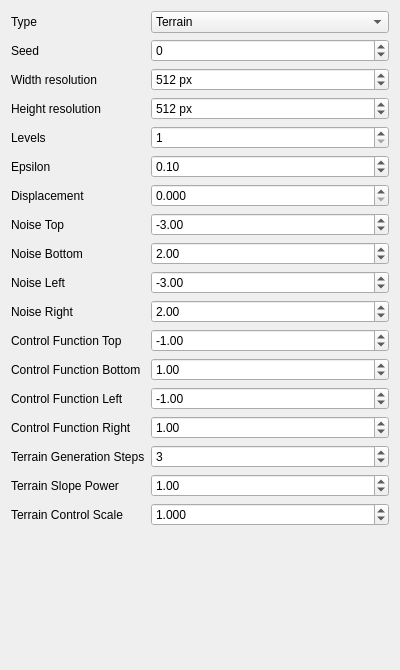
The window that InteractiveDesigner/parameterdock.ui (mgaillard/Noise) describes before a commit, drawn with Qt 5.
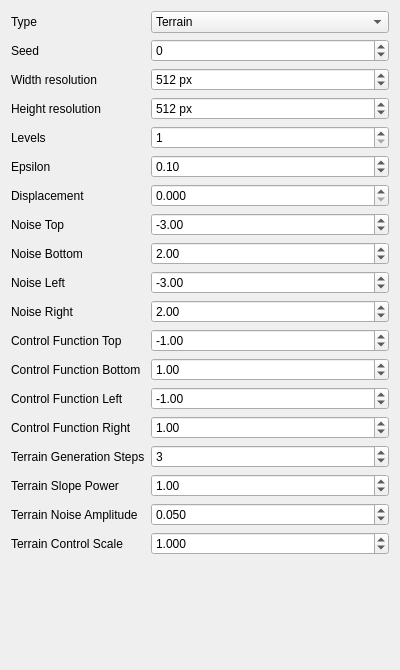
The same window after the commit.

Commit message: Add a Perlin noise parameter

What changed in the file:
```diff
--- a/InteractiveDesigner/parameterdock.ui
+++ b/InteractiveDesigner/parameterdock.ui
@@ -353,14 +353,14 @@
       </property>
      </widget>
     </item>
-    <item row="17" column="0">
+    <item row="18" column="0">
      <widget class="QLabel" name="controlScaleLabel">
       <property name="text">
        <string>Terrain Control Scale</string>
       </property>
      </widget>
     </item>
-    <item row="17" column="1">
+    <item row="18" column="1">
      <widget class="QDoubleSpinBox" name="controlScaleDoubleSpinBox">
       <property name="decimals">
        <number>3</number>
@@ -373,6 +373,29 @@
       </property>
      </widget>
     </item>
+    <item row="17" column="0">
+     <widget class="QLabel" name="noiseAmplitudeProportionLabel">
+      <property name="text">
+       <string>Terrain Noise Amplitude</string>
+      </property>
+     </widget>
+    </item>
+    <item row="17" column="1">
+     <widget class="QDoubleSpinBox" name="noiseAmplitudeProportionDoubleSpinBox">
+      <property name="decimals">
+       <number>3</number>
+      </property>
+      <property name="maximum">
+       <double>1.000000000000000</double>
+      </property>
+      <property name="singleStep">
+       <double>0.001000000000000</double>
+      </property>
+      <property name="value">
+       <double>0.050000000000000</double>
+      </property>
+     </widget>
+    </item>
    </layout>
   </widget>
  </widget>
```
Left out of the diff: 4 changed lines with no effect on the pictures. The commit also changes 6 other files.
